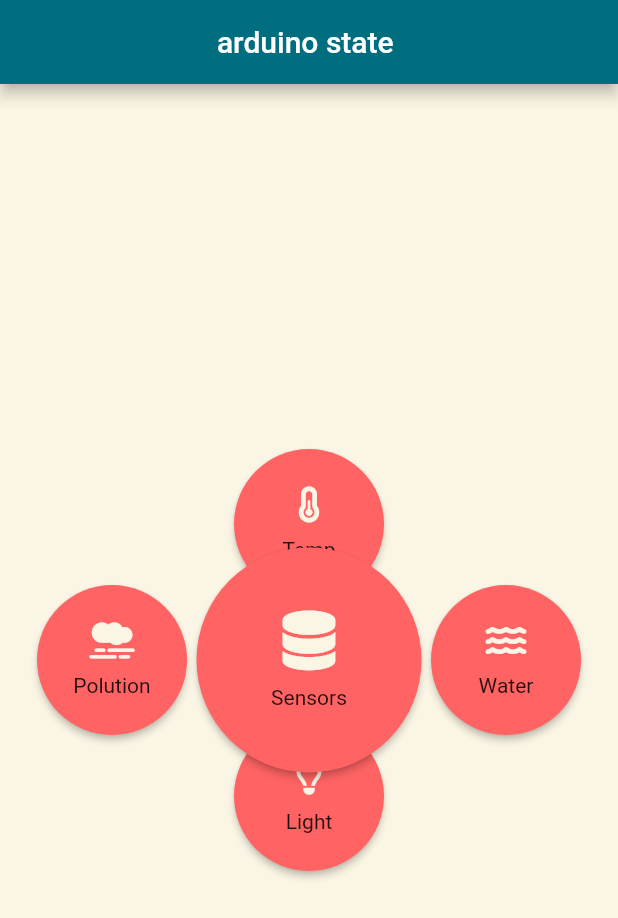
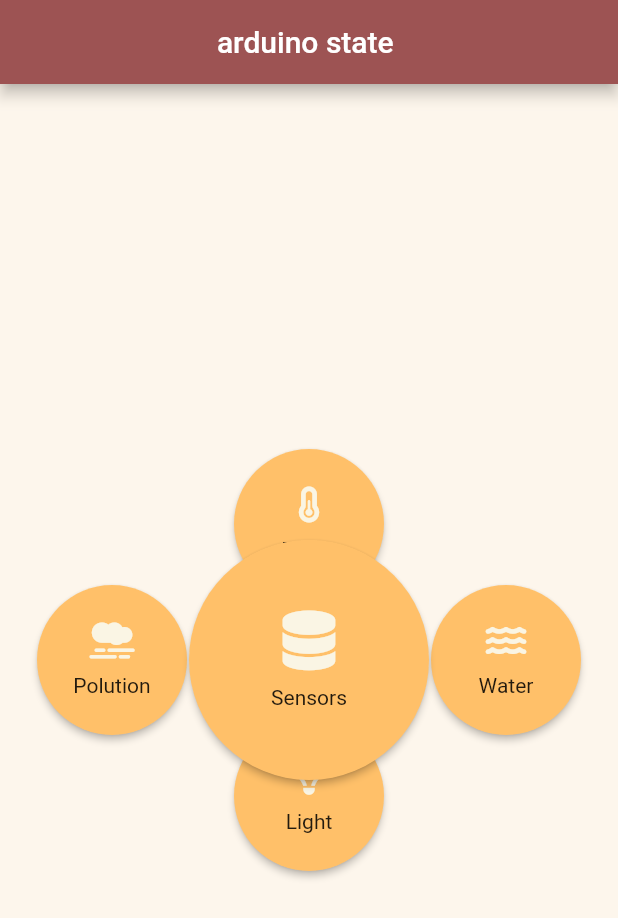
Before and after one commit to badroouk/PfeProjet, a Flutter app: the screen it shows after launch, after a tap on "Temp", on a phone screen of 412 x 824 dp. Shown: the top 918 px of the screen. Run offline on Flutter 3.47's test engine with Material 2 defaults, Android fonts, the light colour scheme and no system bars; our stand-ins replace font_awesome_flutter, syncfusion_flutter_charts.

Commit message:
new commit

```diff
--- a/lib/main.dart
+++ b/lib/main.dart
@@ -1,5 +1,5 @@
 import 'package:flutter/material.dart';
-import 'myPage.dart';
+import 'pagePrincipale.dart';
 
 void main() {
   runApp(MyApp());
--- a/lib/myPage.dart
+++ b/lib/pagePrincipale.dart
@@ -2,7 +2,7 @@ import 'package:flutter/material.dart';
 import 'polutionPage.dart';
 import 'waterPage.dart';
 import 'lightPage.dart';
-import 'tempPage.dart';
+import 'botBarPages/tempPage.dart';
 import 'package:font_awesome_flutter/font_awesome_flutter.dart';
 
 class MyHomePage extends StatefulWidget {
@@ -14,7 +14,7 @@ class MyHomePage extends StatefulWidget {
 
 class _MyHomePageState extends State<MyHomePage> with TickerProviderStateMixin {
   AnimationController? controller;
-  double? x = 0;
+  double? cntrlValue = 0;
   int numb = 10;
   final _key1 = GlobalKey();
   @override
@@ -31,13 +31,13 @@ class _MyHomePageState extends State<MyHomePage> with TickerProviderStateMixin {
   @override
   Widget build(BuildContext context) {
     if (controller?.value != null) {
-      x = controller?.value.toDouble();
+      cntrlValue = controller?.value.toDouble();
     }
 
     final screenSize = MediaQuery.of(context).size;
     return Scaffold(
       appBar: AppBar(
-        backgroundColor: Color(0xFF006E7F),
+        backgroundColor: Color(0xFF9D5353),
         centerTitle: true,
         title: Text('arduino state '),
       ),
@@ -45,27 +45,23 @@ class _MyHomePageState extends State<MyHomePage> with TickerProviderStateMixin {
         child: Stack(alignment: Alignment.center, children: <Widget>[
           Container(
             key: _key1,
-            color: Color(0xFFFAF5E4),
+            color: Color(0xFFFDF6EC),
           ),
           Positioned(
-            right: x! + (screenSize.width / 3),
+            right: cntrlValue! + (screenSize.width / 3),
             child: mainButton(
               press: () {
                 Navigator.of(context)
                     .push(MaterialPageRoute(builder: (context) => polPage()));
               },
-              child: Column(
-                mainAxisAlignment: MainAxisAlignment.center,
-                children: <Widget>[
+              child: <Widget>[
                 FaIcon(
                   FontAwesomeIcons.smog,
-                    color:  Color(0xFFFAF5E4),
+                  color: Color(0xFFFAF5E4),
                 ),
                 SizedBox(height: 10),
                 Text("Polution"),
               ],
-              ),
-              colour: Color(0xFFFF6363),
               size: BoxConstraints.tightFor(
                 width: 100.0,
                 height: 100.0,
@@ -73,15 +69,13 @@ class _MyHomePageState extends State<MyHomePage> with TickerProviderStateMixin {
             ),
           ),
           Positioned(
-            top: x! + (screenSize.height / 3).toDouble(),
+            top: cntrlValue! + (screenSize.height / 3).toDouble(),
             child: mainButton(
               press: () {
                 Navigator.of(context)
                     .push(MaterialPageRoute(builder: (context) => lightPage()));
               },
-              child: Column(
-                mainAxisAlignment: MainAxisAlignment.center,
-                children: <Widget>[
+              child: <Widget>[
                 FaIcon(
                   FontAwesomeIcons.lightbulb,
                   color: Color(0xFFFAF5E4),
@@ -89,8 +83,6 @@ class _MyHomePageState extends State<MyHomePage> with TickerProviderStateMixin {
                 SizedBox(height: 10),
                 Text("Light"),
               ],
-              ),
-              colour: Color(0xFFFF6363),
               size: BoxConstraints.tightFor(
                 width: 100.0,
                 height: 100.0,
@@ -98,24 +90,20 @@ class _MyHomePageState extends State<MyHomePage> with TickerProviderStateMixin {
             ),
           ),
           Positioned(
-            left: x! + (screenSize.width / 3),
+            left: cntrlValue! + (screenSize.width / 3),
             child: mainButton(
               press: () {
                 Navigator.of(context)
                     .push(MaterialPageRoute(builder: (context) => waterPage()));
               },
-              child:Column(
-                mainAxisAlignment: MainAxisAlignment.center,
-                children: <Widget>[
+              child: <Widget>[
                 FaIcon(
                   FontAwesomeIcons.water,
-                    color:  Color(0xFFFAF5E4),
+                  color: Color(0xFFFAF5E4),
                 ),
                 SizedBox(height: 10),
                 Text("Water"),
               ],
-              ),
-              colour: Color(0xFFFF6363),
               size: BoxConstraints.tightFor(
                 width: 100.0,
                 height: 100.0,
@@ -123,24 +111,20 @@ class _MyHomePageState extends State<MyHomePage> with TickerProviderStateMixin {
             ),
           ),
           Positioned(
-            bottom: x! + (screenSize.height / 3),
+            bottom: cntrlValue! + (screenSize.height / 3),
             child: mainButton(
               press: () {
                 Navigator.of(context)
                     .push(MaterialPageRoute(builder: (context) => tempPage()));
               },
-              child: Column(
-                mainAxisAlignment: MainAxisAlignment.center,
-                children: <Widget>[
+              child: <Widget>[
                 FaIcon(
                   FontAwesomeIcons.temperatureHalf,
-                    color:  Color(0xFFFAF5E4),
+                  color: Color(0xFFFAF5E4),
                 ),
                 SizedBox(height: 10),
                 Text("Temp"),
               ],
-              ),
-              colour: Color(0xFFFF6363),
               size: BoxConstraints.tightFor(
                 width: 100.0,
                 height: 100.0,
@@ -154,15 +138,11 @@ class _MyHomePageState extends State<MyHomePage> with TickerProviderStateMixin {
               } else {
                 controller?.forward();
               }
-
               controller?.addListener(() {
-                print(controller?.status);
                 setState(() {});
               });
             },
-            child: Column(
-              mainAxisAlignment: MainAxisAlignment.center,
-              children: <Widget>[
+            child: <Widget>[
               FaIcon(
                 FontAwesomeIcons.database,
                 size: 40,
@@ -171,11 +151,9 @@ class _MyHomePageState extends State<MyHomePage> with TickerProviderStateMixin {
               SizedBox(height: 10),
               Text("Sensors"),
             ],
-            ),
-            colour: Color(0xFFFF6363),
             size: BoxConstraints.tightFor(
-              width: 150.0,
-              height: 150.0,
+              width: 160.0,
+              height: 160.0,
             ),
           ),
         ]),
@@ -185,22 +163,20 @@ class _MyHomePageState extends State<MyHomePage> with TickerProviderStateMixin {
 }
 
 class mainButton extends StatelessWidget {
-  mainButton(
-      {required this.press,
-      required this.colour,
-      required this.child,
-      required this.size});
+  mainButton({required this.press, required this.child, required this.size});
   final press;
-  final Color colour;
-  final Widget child;
+  final List<Widget> child;
   final BoxConstraints size;
   @override
   Widget build(BuildContext context) {
     return RawMaterialButton(
-      child: child,
+      child: Column(
+        mainAxisAlignment: MainAxisAlignment.center,
+        children: child,
+      ),
       onPressed: press,
       shape: CircleBorder(),
-      fillColor: colour,
+      fillColor: Color(0xFFFFC069),
       constraints: size,
     );
   }
```
Also changed, not shown: lib/botBarPages/tempBarChart.dart (added, +94 -0 lines), lib/botBarPages/tempPage.dart (added, +76 -0 lines), lib/botBarPages/tempShowChart.dart (added, +88 -0 lines), lib/tempPage.dart (deleted, +0 -59 lines). Lines whose indentation alone changed are shown as unchanged.
